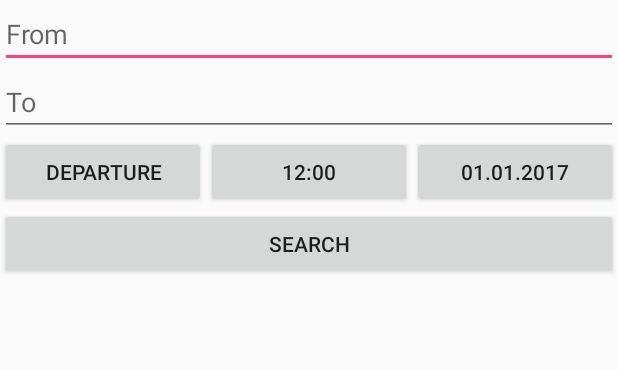
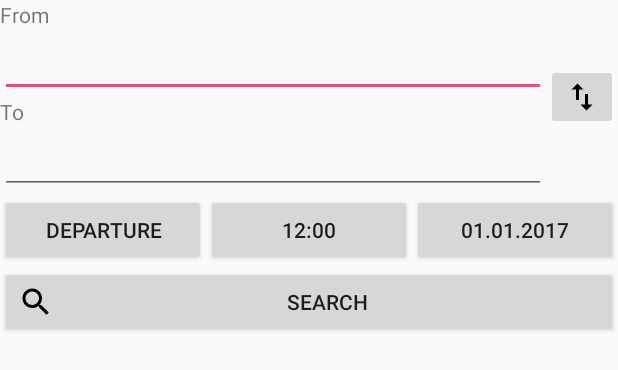
Before and after one commit to IDIjana/FahrplanApp, an Android app: the layout fragment_connection_search.xml on its own in the app's theme, with its tools: preview values and no code run, on a phone screen of 412 x 824 dp. Shown: the top 370 px of the screen. Run offline under Robolectric (Android 15) with nearby library versions, the phone set to English and light mode, and no system bars.

Commit message:
App shows progress dialog while searching for connections Switch From <-> To stations implemented

```diff
--- /dev/null
+++ b/app/src/main/res/drawable/ic_button_search.xml
@@ -0,0 +1,4 @@
+<vector android:height="24dp" android:viewportHeight="24.0"
+    android:viewportWidth="24.0" android:width="24dp" xmlns:android="http://schemas.android.com/apk/res/android">
+    <path android:fillColor="#000000" android:pathData="M15.5,14h-0.79l-0.28,-0.27C15.41,12.59 16,11.11 16,9.5 16,5.91 13.09,3 9.5,3S3,5.91 3,9.5 5.91,16 9.5,16c1.61,0 3.09,-0.59 4.23,-1.57l0.27,0.28v0.79l5,4.99L20.49,19l-4.99,-5zM9.5,14C7.01,14 5,11.99 5,9.5S7.01,5 9.5,5 14,7.01 14,9.5 11.99,14 9.5,14z"/>
+</vector>
--- /dev/null
+++ b/app/src/main/res/drawable/ic_button_switch.xml
@@ -0,0 +1,4 @@
+<vector android:height="24dp" android:viewportHeight="24.0"
+    android:viewportWidth="24.0" android:width="24dp" xmlns:android="http://schemas.android.com/apk/res/android">
+    <path android:fillColor="#000000" android:pathData="M9,3L5,6.99h3L8,14h2L10,6.99h3L9,3zM16,17.01L16,10h-2v7.01h-3L15,21l4,-3.99h-3z"/>
+</vector>
--- a/app/src/main/res/layout/fragment_connection_search.xml
+++ b/app/src/main/res/layout/fragment_connection_search.xml
@@ -4,13 +4,36 @@
     android:layout_height="match_parent"
     tools:context="ch.hsr.se.mas.fahrplanapp.ConnectionSearchFragment">
 
-    <FrameLayout
-        android:id="@+id/autocomplete_from"
+    <RelativeLayout
+        android:id="@+id/search_form"
         android:layout_width="match_parent"
         android:layout_height="wrap_content"
         android:layout_alignParentTop="true"
+        android:layout_alignParentStart="true">
+
+        <ImageButton
+            android:id="@+id/button_switch"
+            android:layout_width="wrap_content"
+            android:layout_height="wrap_content"
+            android:layout_alignParentEnd="true"
+            android:layout_centerVertical="true"
+            android:src="@drawable/ic_button_switch"/>
+
+        <TextView
+            android:id="@+id/label_from"
+            android:layout_width="wrap_content"
+            android:layout_height="wrap_content"
+            android:layout_alignParentTop="true"
             android:layout_alignParentStart="true"
-        android:layout_alignParentEnd="true"
+            android:text="@string/search_hint_from"/>
+
+        <FrameLayout
+            android:id="@+id/autocomplete_from"
+            android:layout_width="wrap_content"
+            android:layout_height="wrap_content"
+            android:layout_below="@id/label_from"
+            android:layout_alignParentStart="true"
+            android:layout_toStartOf="@id/button_switch"
             android:layout_centerHorizontal="true">
 
             <ch.hsr.se.mas.fahrplanapp.DelayAutoCompleteTextView
@@ -19,25 +42,32 @@
                 android:layout_width="match_parent"
                 android:layout_height="wrap_content"
                 android:imeOptions="flagNoExtractUi|actionSearch"
-            android:hint="@string/search_hint_from"
-            android:labelFor="@id/text_from"/>
+                android:labelFor="@id/label_from" />
 
             <ProgressBar
                 android:id="@+id/pb_loading_indicator_from"
                 style="?android:attr/progressBarStyleSmall"
                 android:layout_width="wrap_content"
                 android:layout_height="wrap_content"
-            android:layout_gravity="center_vertical|right"
+                android:layout_gravity="center_vertical|end"
                 android:visibility="gone"/>
         </FrameLayout>
+
+        <TextView
+            android:id="@+id/label_to"
+            android:layout_width="wrap_content"
+            android:layout_height="wrap_content"
+            android:layout_below="@id/autocomplete_from"
+            android:layout_alignParentStart="true"
+            android:text="@string/search_hint_to"/>
 
         <FrameLayout
             android:id="@+id/autocomplete_to"
             android:layout_width="match_parent"
             android:layout_height="wrap_content"
-        android:layout_below="@id/autocomplete_from"
+            android:layout_below="@id/label_to"
             android:layout_alignParentStart="true"
-        android:layout_alignParentEnd="true"
+            android:layout_toStartOf="@id/button_switch"
             android:layout_centerHorizontal="true">
 
             <ch.hsr.se.mas.fahrplanapp.DelayAutoCompleteTextView
@@ -46,17 +76,17 @@
                 android:layout_width="match_parent"
                 android:layout_height="wrap_content"
                 android:imeOptions="flagNoExtractUi|actionSearch"
-            android:hint="@string/search_hint_to"
-            android:labelFor="@id/text_to"/>
+                android:labelFor="@id/label_to"/>
 
             <ProgressBar
                 android:id="@+id/pb_loading_indicator_to"
                 style="?android:attr/progressBarStyleSmall"
                 android:layout_width="wrap_content"
                 android:layout_height="wrap_content"
-            android:layout_gravity="center_vertical|right"
+                android:layout_gravity="center_vertical|end"
                 android:visibility="gone"/>
         </FrameLayout>
+    </RelativeLayout>
 
     <LinearLayout
         android:id="@+id/connection_search_options"
@@ -64,14 +94,15 @@
         android:layout_height="wrap_content"
         android:orientation="horizontal"
         android:layout_alignParentStart="true"
-        android:layout_below="@id/autocomplete_to">
+        android:layout_below="@id/search_form">
 
         <Button
             android:layout_width="0dp"
             android:layout_height="wrap_content"
             android:layout_weight="1"
             android:text="@string/departure_search"
-            android:id="@+id/button_time_reference"/>
+            android:id="@+id/button_time_reference"
+            tools:ignore="ButtonStyle" />
 
         <Button
             android:layout_width="0dp"
@@ -79,7 +110,7 @@
             android:layout_weight="1"
             android:text="12:00"
             android:id="@+id/button_time_picker"
-            tools:ignore="HardcodedText" />
+            tools:ignore="ButtonStyle,HardcodedText" />
 
         <Button
             android:layout_width="0dp"
@@ -87,7 +118,7 @@
             android:layout_weight="1"
             android:text="01.01.2017"
             android:id="@+id/button_date_picker"
-            tools:ignore="HardcodedText" />
+            tools:ignore="ButtonStyle,HardcodedText" />
 
     </LinearLayout>
 
@@ -98,6 +129,7 @@
         android:id="@+id/button_search"
         android:layout_alignParentStart="true"
         android:layout_alignParentEnd="true"
+        android:drawableStart="@drawable/ic_button_search"
         android:layout_below="@id/connection_search_options"/>
 
 </RelativeLayout>
```
Also changed, not shown: app/src/main/java/ch/hsr/se/mas/fahrplanapp/ConnectionSearchFragment.java (+36 -8 lines), app/src/main/java/ch/hsr/se/mas/fahrplanapp/SearchConnectionsAsyncTask.java (+15 -2 lines), app/src/main/res/values/strings.xml (+5 -4 lines), 1 other file. Lines whose indentation alone changed are shown as unchanged.
